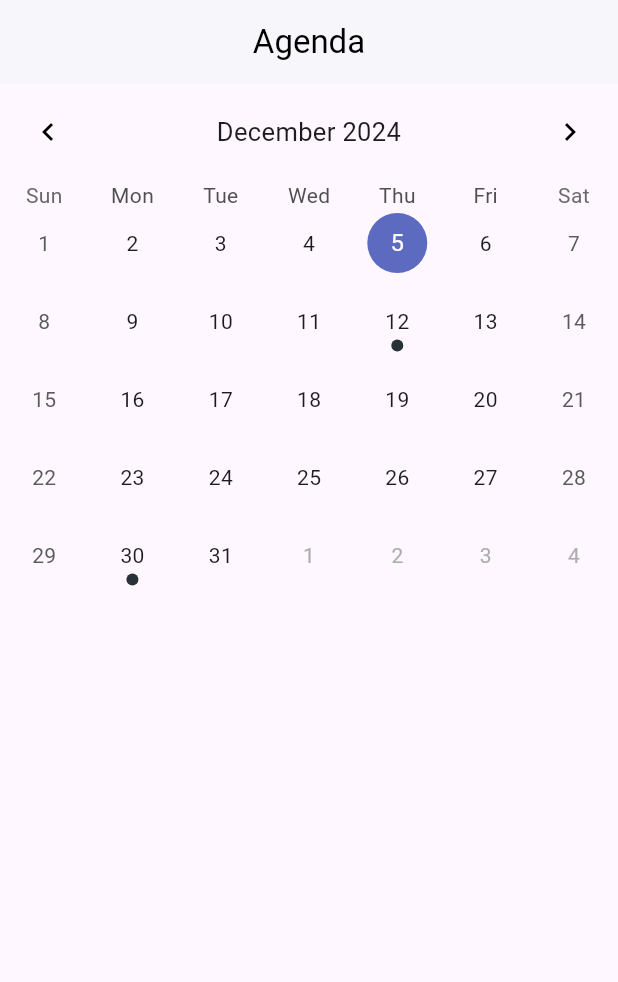
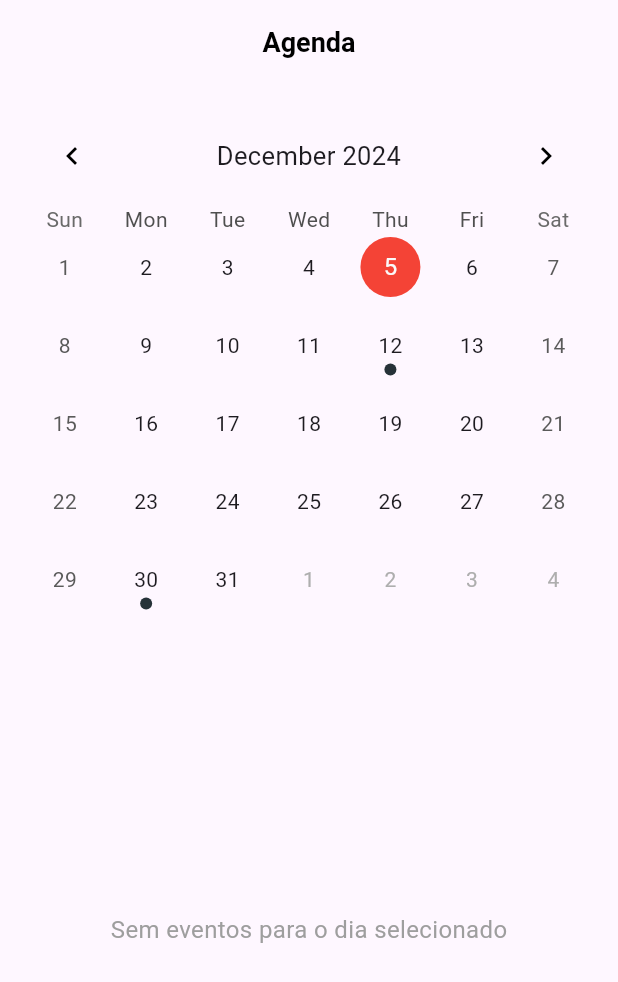
Before and after one commit to Raph40/Flutter_Trabalho_Final, a Flutter app: the AgendaPage screen opened directly, on a phone screen of 412 x 824 dp. Shown: the top 982 px of the screen. Run offline on Flutter 3.47's test engine with Material 3 defaults, Android fonts, the phone set to English and light mode, and no system bars; drawn by our look-alikes of table_calendar; our stand-ins replace cloud_firestore, firebase_auth, firebase_core, fl_chart, flutter_local_notifications, material_design_icons_flutter and 1 more; missing offline and left inert: colorful_iconify_flutter, iconify_flutter; accounts and stored records are empty; network calls fail.

Commit message:
Update: agenda e partilhar

```diff
--- a/lib/agenda.dart
+++ b/lib/agenda.dart
@@ -7,11 +7,9 @@ class AgendaPage extends StatefulWidget {
 }
 
 class _AgendaPageState extends State<AgendaPage> {
-  late Map<DateTime, List<String>> _events; // Mapa de eventos por data
-  late DateTime _selectedDay;  // Data selecionada
-  late DateTime _focusedDay;   // Dia em foco (para navegação no calendário)
-
-  // Definindo o primeiro e o último dia possível para o calendário
+  late Map<DateTime, List<String>> _events;
+  late DateTime _selectedDay;
+  late DateTime _focusedDay;
   late DateTime _firstDay;
   late DateTime _lastDay;
 
@@ -20,14 +18,9 @@ class _AgendaPageState extends State<AgendaPage> {
     super.initState();
     _selectedDay = DateTime.now();
     _focusedDay = DateTime.now();
-
-    // Inicializa o primeiro e último dia do calendário
     _firstDay = DateTime.utc(2024, 1, 1);
     _lastDay = DateTime.utc(2025, 12, 31);
 
-    _events = {}; // Inicializa o mapa de eventos vazio
-
-    // Exemplo de como adicionar eventos
     _events = {
       DateTime.utc(2024, 11, 4): ['Entrada no clube às 19:00'],
       DateTime.utc(2024, 11, 29): ['Aula de Yoga às 10:00'],
@@ -41,18 +34,28 @@ class _AgendaPageState extends State<AgendaPage> {
   Widget build(BuildContext context) {
     return Scaffold(
       appBar: AppBar(
-        title: const Text('Agenda', style: TextStyle(color: Colors.black)),
+        backgroundColor: Colors.transparent,
+        elevation: 0,
         centerTitle: true,
-        backgroundColor: Colors.white,
-        elevation: 1,
+        title: const Text(
+          'Agenda',
+          style: TextStyle(
+            color: Colors.black,
+            fontSize: 18,
+            fontWeight: FontWeight.bold,
+          ),
+        ),
         automaticallyImplyLeading: false, // Remove a seta de retorno
       ),
-      body: Column(
+      body: Padding(
+        padding: const EdgeInsets.all(16.0),
+        child: Column(
+          crossAxisAlignment: CrossAxisAlignment.center,
           children: [
-          // Exibe o calendário
+            // Calendário com eventos
             TableCalendar(
-            firstDay: _firstDay, // Define o primeiro dia
-            lastDay: _lastDay, // Define o último dia
+              firstDay: _firstDay,
+              lastDay: _lastDay,
               focusedDay: _focusedDay,
               selectedDayPredicate: (day) => isSameDay(_selectedDay, day),
               onDaySelected: (selectedDay, focusedDay) {
@@ -71,21 +74,48 @@ class _AgendaPageState extends State<AgendaPage> {
                 leftChevronIcon: Icon(Icons.chevron_left, color: Colors.black),
                 rightChevronIcon: Icon(Icons.chevron_right, color: Colors.black),
               ),
+              calendarStyle: CalendarStyle(
+                todayDecoration: BoxDecoration(
+                  color: Colors.grey,
+                  shape: BoxShape.circle,
                 ),
+                selectedDecoration: BoxDecoration(
+                  color: Colors.red[500],
+                  shape: BoxShape.circle,
+                ),
+              ),
+            ),
+            const SizedBox(height: 20),
 
             // Exibe os eventos do dia selecionado
-          const SizedBox(height: 24),
             Expanded(
-            child: ListView(
-              children: _getEventsForDay(_selectedDay).map(
-                    (event) => ListTile(
-                  title: Text(event),
+              child: _getEventsForDay(_selectedDay).isEmpty
+                  ? Center(
+                child: Text(
+                  'Sem eventos para o dia selecionado',
+                  style: TextStyle(fontSize: 16, color: Colors.grey),
+                ),
+              )
+                  : ListView.separated(
+                itemCount: _getEventsForDay(_selectedDay).length,
+                separatorBuilder: (context, index) => Divider(
+                  color: Colors.grey[300],
+                  height: 10,
+                ),
+                itemBuilder: (context, index) {
+                  String event = _getEventsForDay(_selectedDay)[index];
+                  return ListTile(
                     leading: Icon(Icons.event, color: Colors.red),
+                    title: Text(
+                      event,
+                      style: TextStyle(fontSize: 16, color: Colors.black),
                     ),
-              ).toList(),
+                  );
+                },
               ),
             ),
           ],
+        ),
       ),
     );
   }
```
Also changed, not shown: lib/partilhar.dart (+28 -12 lines). Lines whose indentation alone changed are shown as unchanged.
